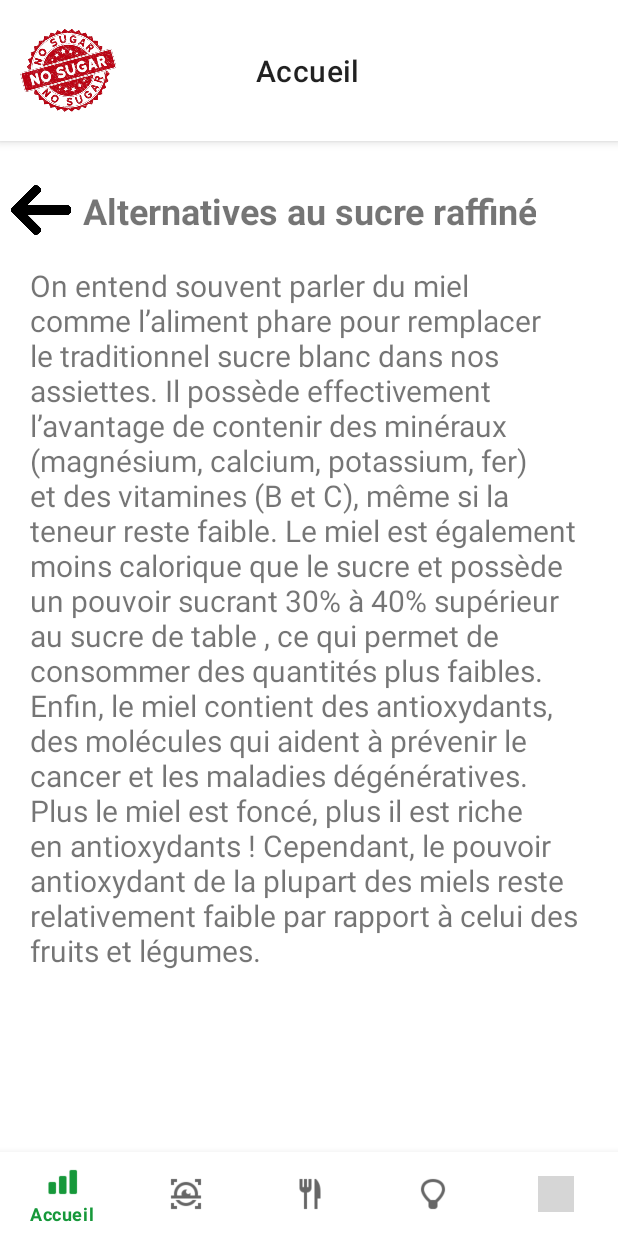
After one commit to mbouteiller/StopSugar, an Android app: the fragment SelectInfoFragment placed in its activity, on a phone screen of 412 x 824 dp. The commit adds this screen. Run offline under Robolectric (Android 15) with nearby library versions, the phone set to English and light mode, and no system bars; grey boxes are pictures that could not be loaded.

Commit message:
Scenario 2 completed

```diff
--- a/app/src/main/java/com/example/stopsugar/fragments/RecipeFragment.java
+++ b/app/src/main/java/com/example/stopsugar/fragments/RecipeFragment.java
@@ -122,7 +122,6 @@ public class RecipeFragment extends Fragment {
         recipeAdapterStarters.filterList(filteredStarter);
         recipeAdapterMeals.filterList(filteredMeal);
         recipeAdapterDeserts.filterList(filteredDesert);
-
     }
 
     public void AddItemsToRecyclerViewArrayList()
--- /dev/null
+++ b/app/src/main/java/com/example/stopsugar/fragments/SelectInfoFragment.java
@@ -0,0 +1,45 @@
+package com.example.stopsugar.fragments;
+
+import android.os.Bundle;
+import android.view.LayoutInflater;
+import android.view.View;
+import android.view.ViewGroup;
+import android.widget.ImageView;
+
+import androidx.annotation.NonNull;
+import androidx.annotation.Nullable;
+import androidx.fragment.app.Fragment;
+
+import com.example.stopsugar.FragmentChangeListener;
+import com.example.stopsugar.R;
+
+public class SelectInfoFragment extends Fragment {
+
+    private View rootView;
+
+    InfoFragment infoFragment = new InfoFragment();
+
+    @Nullable
+    @Override
+    public View onCreateView(@NonNull LayoutInflater inflater, @Nullable ViewGroup container, @Nullable Bundle savedInstanceState) {
+        rootView = inflater.inflate(R.layout.fragment_selected_info, container, false);
+
+        ImageView returnButton = rootView.findViewById(R.id.info_return);
+        returnButton.setOnClickListener(returnClick);
+
+        return rootView;
+    }
+
+    public View.OnClickListener returnClick = new View.OnClickListener() {
+        @Override
+        public void onClick(View v) {
+            returnToInfoSelection();
+        }
+    };
+
+    public void returnToInfoSelection() {
+        FragmentChangeListener fc = (FragmentChangeListener) getActivity();
+        assert fc != null;
+        fc.replaceFragment(infoFragment);
+    }
+}
--- /dev/null
+++ b/app/src/main/res/layout/fragment_selected_info.xml
@@ -0,0 +1,42 @@
+<?xml version="1.0" encoding="utf-8"?>
+<androidx.constraintlayout.widget.ConstraintLayout xmlns:android="http://schemas.android.com/apk/res/android"
+    xmlns:app="http://schemas.android.com/apk/res-auto"
+    android:layout_width="match_parent"
+    android:layout_height="match_parent">
+
+    <TextView
+        android:id="@+id/textView2"
+        android:layout_width="wrap_content"
+        android:layout_height="wrap_content"
+        android:layout_marginTop="30dp"
+        android:text="Alternatives au sucre raffiné"
+        android:textAlignment="center"
+        android:textSize="24sp"
+        android:textStyle="bold"
+        app:layout_constraintEnd_toEndOf="parent"
+        app:layout_constraintStart_toStartOf="parent"
+        app:layout_constraintTop_toTopOf="parent" />
+
+    <ImageView
+        android:id="@+id/info_return"
+        android:layout_width="40dp"
+        android:layout_height="40dp"
+        android:layout_marginTop="26dp"
+        app:layout_constraintEnd_toStartOf="@+id/textView2"
+        app:layout_constraintStart_toStartOf="parent"
+        app:layout_constraintTop_toTopOf="parent"
+        app:srcCompat="@drawable/left_arrow" />
+
+    <TextView
+        android:layout_width="match_parent"
+        android:layout_height="wrap_content"
+        android:layout_marginStart="20dp"
+        android:layout_marginTop="20dp"
+        android:layout_marginEnd="20dp"
+        android:text="@string/alternative_sugar"
+        android:textSize="20sp"
+        app:layout_constraintEnd_toEndOf="parent"
+        app:layout_constraintStart_toStartOf="parent"
+        app:layout_constraintTop_toBottomOf="@+id/textView2" />
+
+</androidx.constraintlayout.widget.ConstraintLayout>
--- a/app/src/main/res/values/strings.xml
+++ b/app/src/main/res/values/strings.xml
@@ -17,4 +17,5 @@
     <string name="as_tu_un_r_gime_particulier">As-tu un régime particulier ?</string>
     <string name="y_a_t_il_des_aliments_que_tu_n_aimes_pas">Y\'a-t-il des aliments que tu n\'aimes pas ?</string>
     <string name="quels_sont_vos_quipements_de_cuisine">Quels sont vos équipements de cuisine ?</string>
+    <string name="alternative_sugar">On entend souvent parler du miel comme l’aliment phare pour remplacer le traditionnel sucre blanc dans nos assiettes. Il possède effectivement l’avantage de contenir des minéraux (magnésium, calcium, potassium, fer) et des vitamines (B et C), même si la teneur reste faible. Le miel est également moins calorique que le sucre et possède un pouvoir sucrant 30% à 40% supérieur au sucre de table , ce qui permet de consommer des quantités plus faibles. Enfin, le miel contient des antioxydants, des molécules qui aident à prévenir le cancer et les maladies dégénératives. Plus le miel est foncé, plus il est riche en antioxydants ! Cependant, le pouvoir antioxydant de la plupart des miels reste relativement faible par rapport à celui des fruits et légumes.</string>
 </resources>
```
Also changed, not shown: app/src/main/java/com/example/stopsugar/fragments/InfoFragment.java (+42 -2 lines), app/src/main/java/com/example/stopsugar/fragments/InfoManagement/InfoAdapter.java (+28 -5 lines).
